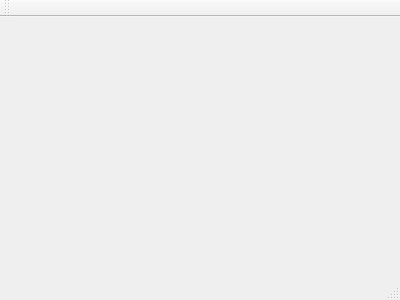
Above: main/mainwindow.ui from sushantpaudel/major-project before the change. Below: the same form after it.
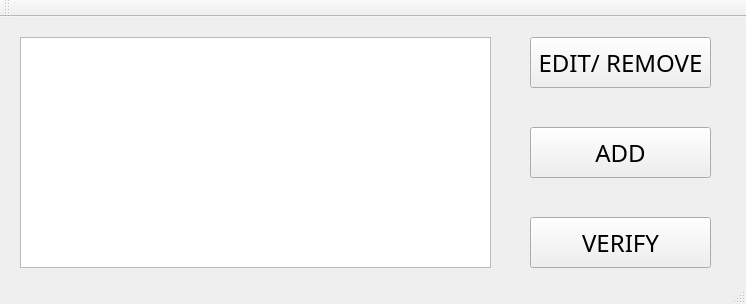
That is the form after the change.

Commit message: Main window layout made

The edit to the form file:
```diff
--- a/main/mainwindow.ui
+++ b/main/mainwindow.ui
@@ -1,24 +1,115 @@
 <ui version="4.0">
  <class>MainWindow</class>
- <widget class="QMainWindow" name="MainWindow" >
-  <property name="geometry" >
+ <widget class="QMainWindow" name="MainWindow">
+  <property name="geometry">
    <rect>
     <x>0</x>
     <y>0</y>
-    <width>400</width>
-    <height>300</height>
+    <width>746</width>
+    <height>304</height>
    </rect>
   </property>
   <property name="windowTitle" >
    <string>MainWindow</string>
   </property>
-  <widget class="QMenuBar" name="menuBar" />
-  <widget class="QToolBar" name="mainToolBar" />
-  <widget class="QWidget" name="centralWidget" />
-  <widget class="QStatusBar" name="statusBar" />
+  <widget class="QWidget" name="centralWidget">
+   <widget class="QGraphicsView" name="imageViewSignature">
+    <property name="geometry">
+     <rect>
+      <x>20</x>
+      <y>20</y>
+      <width>471</width>
+      <height>231</height>
+     </rect>
+    </property>
+   </widget>
+   <widget class="QPushButton" name="buttonAdd">
+    <property name="geometry">
+     <rect>
+      <x>530</x>
+      <y>110</y>
+      <width>181</width>
+      <height>51</height>
+     </rect>
+    </property>
+    <property name="font">
+     <font>
+      <family>Tw Cen MT</family>
+      <pointsize>18</pointsize>
+     </font>
+    </property>
+    <property name="cursor">
+     <cursorShape>PointingHandCursor</cursorShape>
+    </property>
+    <property name="text">
+     <string>ADD</string>
+    </property>
+   </widget>
+   <widget class="QPushButton" name="buttonVerify">
+    <property name="geometry">
+     <rect>
+      <x>530</x>
+      <y>200</y>
+      <width>181</width>
+      <height>51</height>
+     </rect>
+    </property>
+    <property name="font">
+     <font>
+      <family>Tw Cen MT</family>
+      <pointsize>18</pointsize>
+     </font>
+    </property>
+    <property name="cursor">
+     <cursorShape>PointingHandCursor</cursorShape>
+    </property>
+    <property name="focusPolicy">
+     <enum>Qt::NoFocus</enum>
+    </property>
+    <property name="text">
+     <string>VERIFY</string>
+    </property>
+   </widget>
+   <widget class="QPushButton" name="buttonEditRemove">
+    <property name="geometry">
+     <rect>
+      <x>530</x>
+      <y>20</y>
+      <width>181</width>
+      <height>51</height>
+     </rect>
+    </property>
+    <property name="font">
+     <font>
+      <family>Tw Cen MT</family>
+      <pointsize>18</pointsize>
+     </font>
+    </property>
+    <property name="cursor">
+     <cursorShape>BusyCursor</cursorShape>
+    </property>
+    <property name="mouseTracking">
+     <bool>true</bool>
+    </property>
+    <property name="text">
+     <string>EDIT/ REMOVE</string>
+    </property>
+   </widget>
+  </widget>
+  <widget class="QStatusBar" name="statusBar"/>
+  <widget class="QToolBar" name="mainToolBar">
+   <property name="autoFillBackground">
+    <bool>false</bool>
+   </property>
+   <attribute name="toolBarArea">
+    <enum>TopToolBarArea</enum>
+   </attribute>
+   <attribute name="toolBarBreak">
+    <bool>true</bool>
+   </attribute>
+  </widget>
  </widget>
- <layoutDefault spacing="6" margin="11" />
- <pixmapfunction></pixmapfunction>
+ <layoutdefault spacing="6" margin="11"/>
  <resources/>
  <connections/>
 </ui>
```
Left out of the diff: 3 changed lines with no effect on the pictures. The commit also changes 3 other files.
